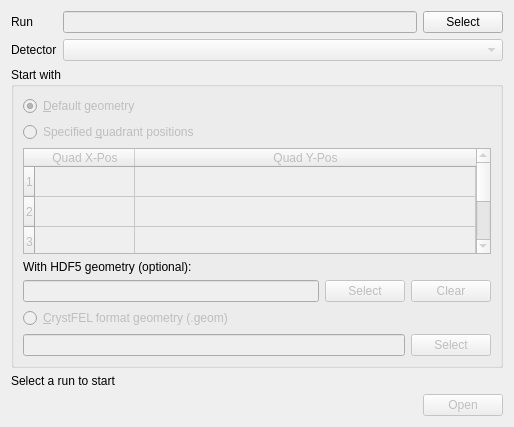
Qt form geoAssembler/qt/editor/start.ui (European-XFEL/geoAssembler) before a commit.
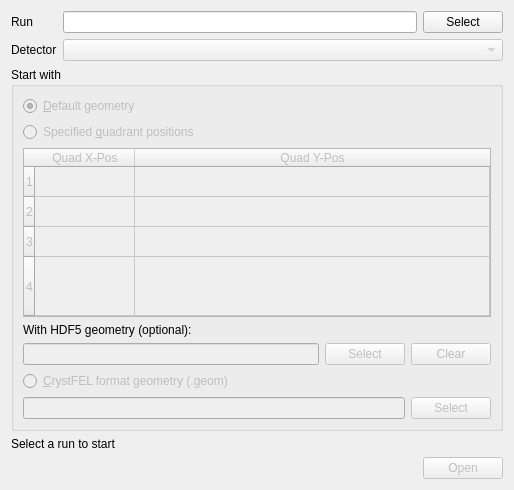
The same form after that commit.

Commit message: Use QLineEdit readOnly mode for file paths

```diff
--- a/geoAssembler/qt/editor/start.ui
+++ b/geoAssembler/qt/editor/start.ui
@@ -7,7 +7,7 @@
     <x>0</x>
     <y>0</y>
     <width>514</width>
-    <height>427</height>
+    <height>490</height>
    </rect>
   </property>
   <property name="windowTitle">
@@ -28,7 +28,10 @@
        <item>
         <widget class="QLineEdit" name="edit_run_path">
          <property name="enabled">
-          <bool>false</bool>
+          <bool>true</bool>
+         </property>
+         <property name="readOnly">
+          <bool>true</bool>
          </property>
         </widget>
        </item>
@@ -152,6 +155,9 @@
           <property name="enabled">
            <bool>false</bool>
           </property>
+          <property name="readOnly">
+           <bool>true</bool>
+          </property>
          </widget>
         </item>
         <item>
@@ -193,6 +199,9 @@
           <property name="enabled">
            <bool>false</bool>
           </property>
+          <property name="readOnly">
+           <bool>true</bool>
+          </property>
          </widget>
         </item>
         <item>
```
Left out of the diff: 32 changed lines with no effect on the pictures. The commit also changes 1 other file.
